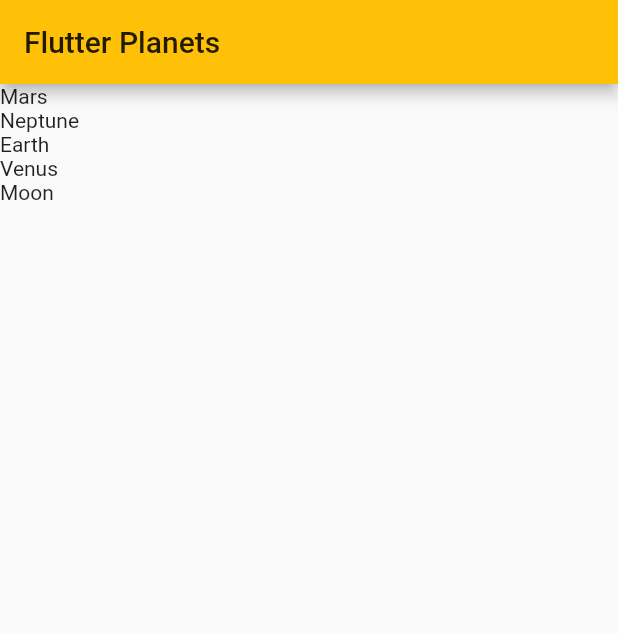
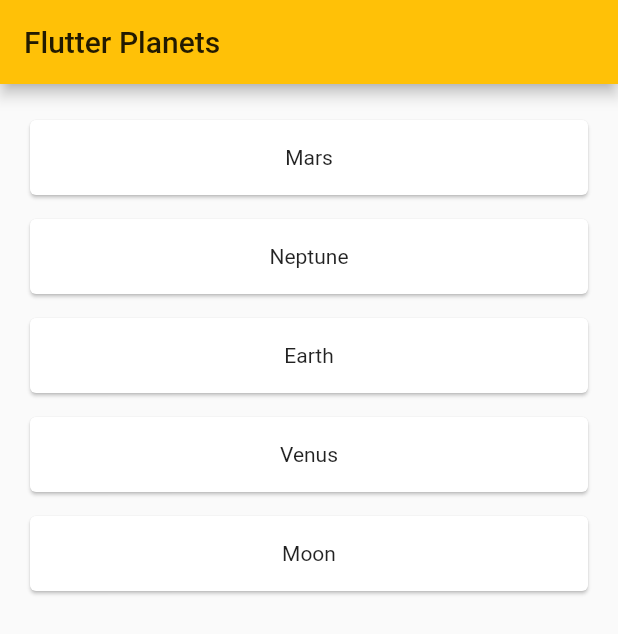
Before and after one commit to sergiandreplace/flutter_planets_workshop, a Flutter app: the screen it shows after launch, on a phone screen of 412 x 824 dp. Shown: the top 634 px of the screen. Run offline on Flutter 3.47's test engine with Material 2 defaults, Android fonts, the phone set to English and light mode, and no system bars.

Commit message:
planetrow with card created

```diff
--- a/lib/homepage.dart
+++ b/lib/homepage.dart
@@ -4,6 +4,7 @@ class HomePage extends StatelessWidget {
 
   final String _title;
   final List<String> _planets = ["Mars", "Neptune", "Earth", "Venus", "Moon"];
+
   HomePage(this._title);
 
   @override
@@ -14,10 +15,33 @@ class HomePage extends StatelessWidget {
       ),
       body: new Center(
         child: new ListView.builder(
-          itemBuilder: (context, index) => new Text(_planets[index]),
+          itemBuilder: (context, index) => new PlanetRow(_planets[index]),
           itemCount: _planets.length,
+          padding: new EdgeInsets.symmetric(vertical: 16.0),
         ),
       ),
     );
   }
 }
+
+class PlanetRow extends StatelessWidget {
+
+  final String _planet;
+
+  PlanetRow(this._planet);
+
+  @override
+  Widget build(BuildContext context) {
+    return new Container(
+      margin: new EdgeInsets.symmetric(horizontal: 16.0, vertical: 4.0),
+      child: new Card(
+        child: new Container(
+          alignment: Alignment.center,
+          child: new Text(_planet),
+          height: 50.0,
+        ),
+      ),
+
+    );
+  }
+}
```
